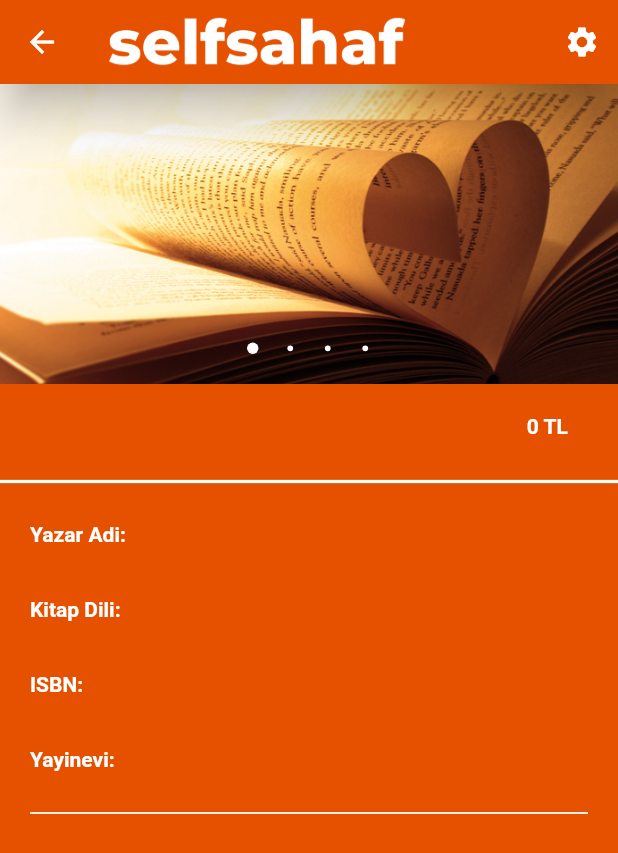
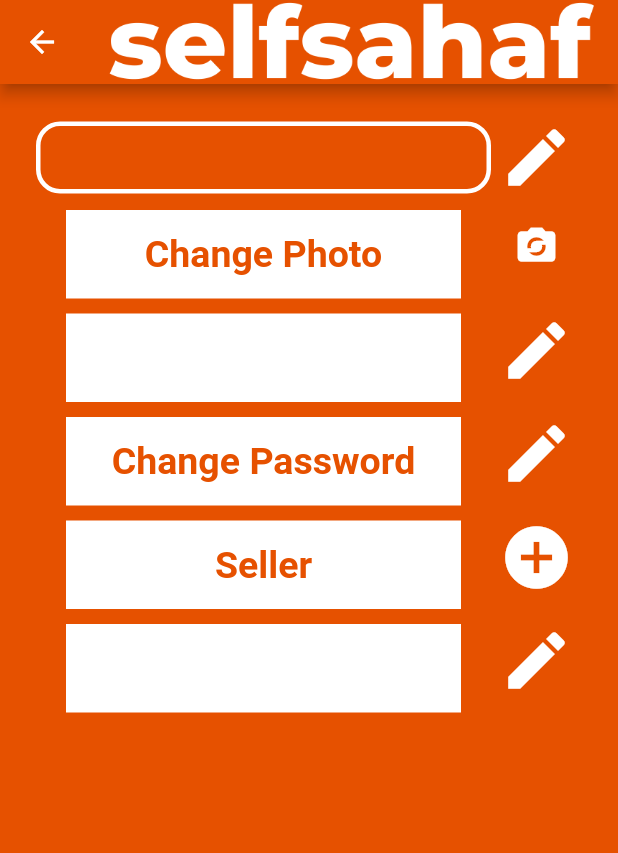
Before and after one commit to tarikisildar/SelfSahaf, a Flutter app: the BookProfile screen opened directly with empty values, after a tap on the "settings" icon, on a phone screen of 412 x 824 dp. Shown: the top 853 px of the screen. Run offline on Flutter 3.47's test engine with Material 2 defaults, Android fonts, the phone set to English and light mode, and no system bars; drawn by our look-alikes of carousel_pro; our stand-ins replace cookie_jar, dio, dio_cookie_manager, get_it; missing offline and left inert: searchable_dropdown; accounts and stored records are empty.

Commit message:
book settings page added

```diff
--- a/lib/views/page_classes/main_page/sahaf_drawer.dart
+++ b/lib/views/page_classes/main_page/sahaf_drawer.dart
@@ -15,7 +15,7 @@ class _SahafDrawer extends State<SahafDrawer> {
  bool seller=false;
  @override
   void initState() {
-    if(userService.getUser().role=="ROLE_ADMIN")
+    if(userService.getUser().role=="ROLE_ADMIN" || userService.getUser().role=="ROLE_SELLER")
       seller=true;
   }
 
--- a/lib/views/products_pages/book_profile.dart
+++ b/lib/views/products_pages/book_profile.dart
@@ -1,6 +1,7 @@
 import 'package:flutter/material.dart';
 import 'package:selfsahaf/views/page_classes/main_page/home_page_carousel.dart';
 import 'package:selfsahaf/models/book.dart';
+import 'package:selfsahaf/views/products_pages/book_settings.dart';
 
 class BookProfile extends StatefulWidget {
   Book selectedBook;
@@ -10,6 +11,7 @@ class BookProfile extends StatefulWidget {
 }
 
 class _BookProfileState extends State<BookProfile> {
+
   @override
   Widget build(BuildContext context) {
     return Scaffold(
@@ -18,7 +20,14 @@ class _BookProfileState extends State<BookProfile> {
         title: Container(
             height: 50, child: Image.asset("images/logo_white/logo_white.png")),
         actions: <Widget>[
-          IconButton(icon: Icon(Icons.settings), onPressed: () {})
+          IconButton(icon: Icon(Icons.settings), onPressed: () {
+            print("object");
+             Navigator.push(
+                        context,
+                        MaterialPageRoute(
+                            builder: (context) => BookSettingsPage(selectedBook: widget.selectedBook,),));
+
+          })
         ],
       ),
       body: Center(
@@ -52,7 +61,7 @@ class _BookProfileState extends State<BookProfile> {
                           height: 45,
                           child: Center(
                               child: Text(
-                            " ${widget.selectedBook.price} TL",
+                            "${widget.selectedBook.price} TL",
                             style: TextStyle(color: Colors.white),
                           )),
                         ),
@@ -81,7 +90,7 @@ class _BookProfileState extends State<BookProfile> {
                             child: Row(
                               children: <Widget>[
                                 Text(
-                                  "Yazar Adi: ",
+                                  "Author: ",
                                   style: TextStyle(color: Colors.white),
                                 ),
                                 Text(widget.selectedBook.authorName,
@@ -100,7 +109,7 @@ class _BookProfileState extends State<BookProfile> {
                             child: Row(
                               children: <Widget>[
                                 Text(
-                                  "Kitap Dili: ",
+                                  "Language: ",
                                   style: TextStyle(color: Colors.white),
                                 ),
                                 Text(widget.selectedBook.language,
@@ -138,7 +147,7 @@ class _BookProfileState extends State<BookProfile> {
                               child: Row(
                             children: <Widget>[
                               Text(
-                                "Yayinevi: ",
+                                "Publisher: ",
                                 style: TextStyle(color: Colors.white),
                               ),
                               Text(
@@ -159,13 +168,14 @@ class _BookProfileState extends State<BookProfile> {
                           width: double.maxFinite,
                           height: 120,
                           child: Padding(
-                            padding: const EdgeInsets.all(8.0),
+                            padding: const EdgeInsets.only(top: 8.0),
                             child: Center(
                               child: Column(
                                 children: <Widget>[
                                   Expanded(
                                     child: SingleChildScrollView(
                                         child: Text(
+                                          "More About Book:\n " +
                                       widget.selectedBook.description,
                                       style:
                                           TextStyle(color: Colors.white),
--- /dev/null
+++ b/lib/views/products_pages/book_settings.dart
@@ -0,0 +1,223 @@
+import 'package:flutter/material.dart';
+import 'package:get_it/get_it.dart';
+import 'package:selfsahaf/controller/user_controller.dart';
+import 'package:selfsahaf/models/book.dart';
+import 'package:selfsahaf/views/registration/input_field.dart';
+
+class BookSettingsPage extends StatefulWidget {
+  final Book selectedBook;
+  BookSettingsPage({@required this.selectedBook});
+  @override
+  _BookSettingsPage createState() => new _BookSettingsPage();
+}
+
+class _BookSettingsPage extends State<BookSettingsPage> {
+  String _name,_surname,_email,_phoneNumber;
+  final _sellerController=TextEditingController();
+  bool _checkSeller=false;
+  AuthService userService= GetIt.I<AuthService>();
+  final _bookNameController = new TextEditingController();
+  @override
+  void initState() {
+    this._name=userService.getUser().name;
+    this._surname=userService.getUser().surname;
+    this._email=userService.getUser().email;
+    this._phoneNumber=userService.getUser().phoneNumber;
+
+  }
+  String bookNameValidation(String bookName){
+    bool booknameValid;
+    if(bookName == "" || bookName == " ") return "Invalid Book Name";
+    else return null;
+  }
+  @override
+  Widget build(BuildContext context) {
+    return Scaffold(
+      backgroundColor: Theme.of(context).backgroundColor,
+      appBar: AppBar(
+        title: Image.asset("images/logo_white/logo_white.png"),
+
+      ),
+      body: Container(
+        color: Theme.of(context).primaryColor,
+        child: Padding(
+          padding: const EdgeInsets.all(24.0),
+          child: ListView(
+            children: <Widget>[
+              Row(
+                children: <Widget>[
+                  Expanded(
+                    flex: 5,
+                    child: InputField(
+                      initval: widget.selectedBook.name,
+
+                    ),
+                    ),
+                 Expanded(
+                   flex: 1,
+                   child: InkWell(
+                    child: Icon(Icons.edit, color:Colors.white, size: 50,),
+                    onTap: (){
+                      print("sa");
+                    },
+                  ))
+
+                ],
+              ),
+              Row(
+                children: <Widget>[
+                  Expanded(
+                    flex: 5,
+                    child: Container(
+                    alignment: Alignment.center,
+
+                    padding: EdgeInsets.fromLTRB(15, 15, 15, 15),
+                    margin: EdgeInsets.fromLTRB(20, 10, 20, 0),
+                    width: 250,
+                    color: Colors.white,
+                    child: Center( child: Text("Change Photo",style:TextStyle(color: Theme.of(context).primaryColor ,fontSize: 25 ) , )),
+                   )),
+                 Expanded(
+                   flex: 1,
+                   child: InkWell(
+                    child: Icon(Icons.party_mode, color:Colors.white, size: 30,),
+                    onTap: (){
+                      print("sa");
+                    },
+                  ))
+
+                ],
+              ),
+              Row(
+                children: <Widget>[
+                  Expanded(
+                    flex: 5,
+                    child: Container(
+                    alignment: Alignment.center,
+
+
+                    padding: EdgeInsets.fromLTRB(15, 15, 15, 15),
+                    margin: EdgeInsets.fromLTRB(20, 10, 20, 0),
+                    width: 250,
+                    color: Colors.white,
+                    child: Center( child: Text(_email,style:TextStyle(color: Theme.of(context).primaryColor ,fontSize: 25 ) , )),
+                   )),
+                 Expanded(
+                   flex: 1,
+                   child: InkWell(
+                    child: Icon(Icons.edit, color:Colors.white, size: 50,),
+                    onTap: (){
+                      print("sa");
+                    },
+                  ))
+
+                ],
+              ),
+              Row(
+                children: <Widget>[
+                  Expanded(
+                    flex: 5,
+                    child: Container(
+                    alignment: Alignment.center,
+
+
+                    padding: EdgeInsets.fromLTRB(15, 15, 15, 15),
+                    margin: EdgeInsets.fromLTRB(20, 10, 20, 0),
+                    width: 250,
+                    color: Colors.white,
+                    child: Center( child: Text("Change Password",style:TextStyle(color: Theme.of(context).primaryColor ,fontSize: 25 ) , )),
+                   )),
+                 Expanded(
+                   flex: 1,
+                   child: InkWell(
+                    child: Icon(Icons.edit, color:Colors.white, size: 50,),
+                    onTap: (){
+                      print("sa");
+                    },
+                  ))
+
+                ],
+              ),Row(
+                children: <Widget>[
+                  Expanded(
+                    flex: 5,
+                    child: Container(
+                    alignment: Alignment.center,
+
+
+                    padding: EdgeInsets.fromLTRB(15, 15, 15, 15),
+                    margin: EdgeInsets.fromLTRB(20, 10, 20, 0),
+                    width: 250,
+                    color: Colors.white,
+                    child: Center( child: Text("Seller",style:TextStyle(color: Theme.of(context).primaryColor ,fontSize: 25 ) , )),
+                   )),
+                 Expanded(
+                   flex: 1,
+                   child: InkWell(
+                    child: Icon(Icons.add_circle, color:Colors.white, size: 50,),
+                    onTap: (){
+                      return showDialog(context: context, builder: (context){
+                        return AlertDialog(
+                          title: Text("Seller's address"),
+                          content: TextFormField(
+                            controller:  _sellerController,
+                            decoration: InputDecoration(
+                              labelText: 'Enter your address'
+                            ),
+
+                          ),
+                          actions: <Widget>[
+                            InkWell(child: Icon( Icons.done, color: Colors.red,size: 50 ) ,
+                            onTap: (){
+                              if(_sellerController.text==''){
+                                print("nah sana");
+                              _checkSeller=false;
+
+                              }
+                              else{
+                                _checkSeller=true;
+                                Navigator.of(context).pop();
+                                }
+
+                            }
+                            ,)
+
+                          ],
+                        );
+                      });
+                    },
+                  ))
+
+                ],
+              ),Row(
+                children: <Widget>[
+                  Expanded(
+                    flex: 5,
+                    child: Container(
+                    alignment: Alignment.center,
+
+
+                    padding: EdgeInsets.fromLTRB(15, 15, 15, 15),
+                    margin: EdgeInsets.fromLTRB(20, 10, 20, 0),
+                    width: 250,
+                    color: Colors.white,
+                    child: Center( child: Text("$_phoneNumber",style:TextStyle(color: Theme.of(context).primaryColor ,fontSize: 25 ) , )),
+                   )),
+                 Expanded(
+                   flex: 1,
+                   child: InkWell(
+                    child: Icon(Icons.edit, color:Colors.white, size: 50,),
+                    onTap: (){
+                      print("sa");
+                    },
+                  ))
+
+                ],
+              )
+            ],
+          ),
+        )
+      ) ,
+    );
+  }
+}
--- a/lib/views/products_pages/products_page.dart
+++ b/lib/views/products_pages/products_page.dart
@@ -71,7 +71,7 @@ class _ProductsPageState extends State<ProductsPage> {
                   Icons.search,
                   color: Colors.white,
                 )),
-                hintText: 'Ara...',
+                hintText: 'Search...',
                 hintStyle: TextStyle(
                   color: Colors.white,
                 )),
@@ -114,7 +114,10 @@ class _ProductsPageState extends State<ProductsPage> {
                   return CircularProgressIndicator();
                 }
                 if (bookList[0] == null) {
-                  return Center(child: Text("No Books"));
+                  return Padding(
+                    padding: const EdgeInsets.all(35.0),
+                    child: Center(child: Text("No Books on Sale", style: TextStyle(color: Colors.white),)),
+                  );
                 } else {
                   return Dismissible(
                     key: ValueKey(bookList[index].productID),
--- a/lib/views/registration/input_field.dart
+++ b/lib/views/registration/input_field.dart
@@ -8,9 +8,11 @@ class InputField extends StatefulWidget {
   final bool isPassword;
   final TextEditingController controller;
   final Function validation;
+  final String initval;
 
   InputField(
       {this.inputType,
+      this.initval,
       this.lines,
       @required this.controller,
       this.labelText,
@@ -28,6 +30,7 @@ class _InputFieldState extends State<InputField> {
   @override
   Widget build(BuildContext context) {
     return TextFormField(
+      initialValue: widget.initval,
       controller: widget.controller,
       validator: widget.validation,
       cursorColor: Colors.orange,
```
